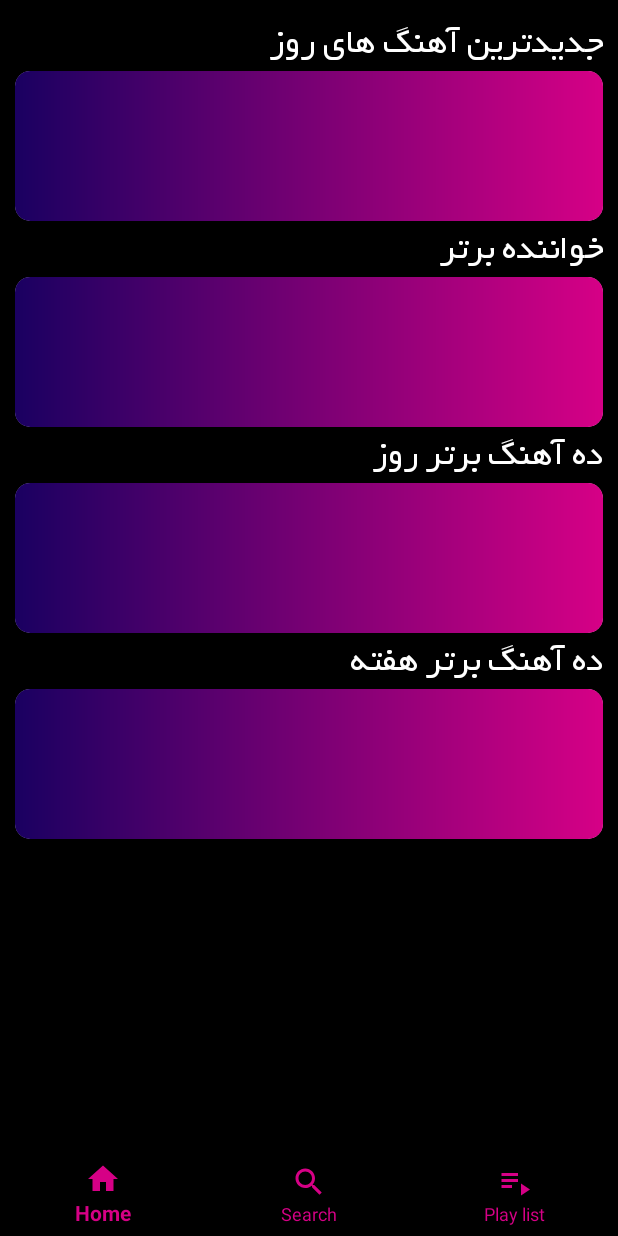
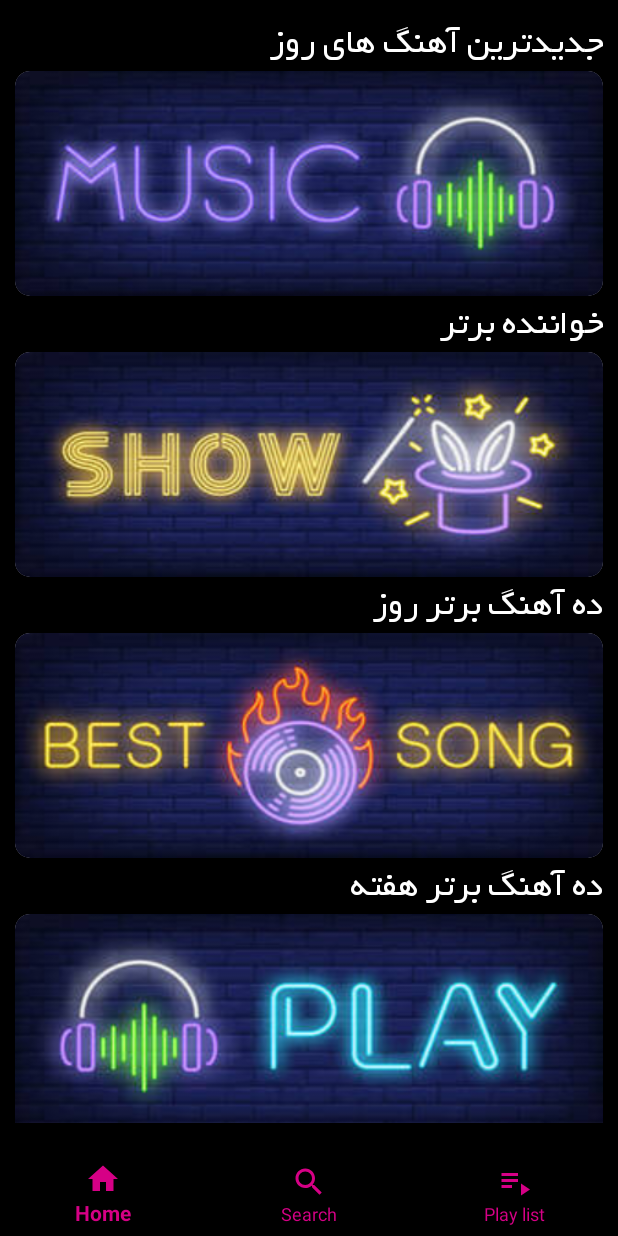
Before and after one commit to ElaheMahmoodi/Melobit, an Android app: the screen it shows after launch (MainActivity), on a phone screen of 412 x 824 dp. Run offline under Robolectric (Android 15) with nearby library versions, the phone set to English and light mode, and no system bars.

Commit message:
Change image resolution for freeze issue !

```diff
--- a/app/src/main/res/layout/activity_main.xml
+++ b/app/src/main/res/layout/activity_main.xml
@@ -4,12 +4,14 @@
     xmlns:tools="http://schemas.android.com/tools"
     android:layout_width="match_parent"
     android:layout_height="match_parent"
-    tools:context=".MainActivity">
+    tools:context=".MainActivity"
+    android:background="#000000">
 
     <FrameLayout
         android:id="@+id/fragment_container"
         android:layout_width="match_parent"
         android:layout_height="match_parent"
+        android:layout_marginBottom="65dp"
         android:background="#fff"
         app:layout_constraintBottom_toTopOf="@+id/bottom_nav"
         app:layout_constraintEnd_toEndOf="parent"
--- a/app/src/main/res/layout/fragment_home.xml
+++ b/app/src/main/res/layout/fragment_home.xml
@@ -3,7 +3,8 @@
     xmlns:app="http://schemas.android.com/apk/res-auto"
     xmlns:tools="http://schemas.android.com/tools"
     android:layout_width="match_parent"
-    android:layout_height="match_parent">
+    android:layout_height="match_parent"
+    >
 
     <ScrollView
         android:layout_width="match_parent"
@@ -32,13 +33,14 @@
 
             <androidx.cardview.widget.CardView
                 android:layout_width="match_parent"
-                android:layout_height="100dp"
-                app:cardCornerRadius="10dp">
+                android:layout_height="150dp"
+                app:cardCornerRadius="10dp"
+                >
 
                 <ImageView
                     android:layout_width="match_parent"
-                    android:layout_height="100dp"
-                    android:src="@drawable/shape" />
+                    android:layout_height="150dp"
+                    android:background="@drawable/music_song"/>
             </androidx.cardview.widget.CardView>
 
             <TextView
@@ -51,13 +53,13 @@
 
             <androidx.cardview.widget.CardView
                 android:layout_width="match_parent"
-                android:layout_height="100dp"
+                android:layout_height="150dp"
                 app:cardCornerRadius="10dp">
 
                 <ImageView
                     android:layout_width="match_parent"
-                    android:layout_height="100dp"
-                    android:src="@drawable/shape" />
+                    android:layout_height="150dp"
+                    android:background="@drawable/show_singer"/>
             </androidx.cardview.widget.CardView>
 
             <TextView
@@ -70,13 +72,14 @@
 
             <androidx.cardview.widget.CardView
                 android:layout_width="match_parent"
-                android:layout_height="100dp"
+                android:layout_height="150dp"
                 app:cardCornerRadius="10dp">
 
                 <ImageView
                     android:layout_width="match_parent"
-                    android:layout_height="100dp"
-                    android:src="@drawable/shape" />
+                    android:layout_height="150dp"
+                    android:background="@drawable/best_song"/>
+
             </androidx.cardview.widget.CardView>
 
             <TextView
@@ -89,13 +92,13 @@
 
             <androidx.cardview.widget.CardView
                 android:layout_width="match_parent"
-                android:layout_height="100dp"
+                android:layout_height="150dp"
                 app:cardCornerRadius="10dp">
 
                 <ImageView
                     android:layout_width="match_parent"
-                    android:layout_height="100dp"
-                    android:src="@drawable/shape" />
+                    android:layout_height="150dp"
+                    android:background="@drawable/play_song" />
             </androidx.cardview.widget.CardView>
         </LinearLayout>
 
```
Also changed, not shown: app/src/main/res/drawable-v24/best_song.jpg (added), app/src/main/res/drawable-v24/music_song.jpg (added), app/src/main/res/drawable-v24/play_song.jpg (added), app/src/main/res/drawable-v24/show_singer.jpg (added).
